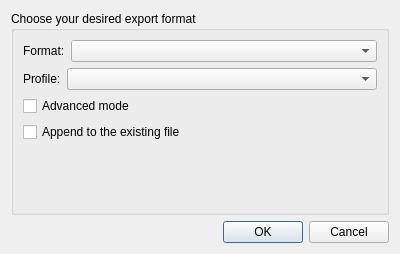
Old version of the form Source/GUI/Qt/export.ui in the repository MediaArea/MediaInfo.
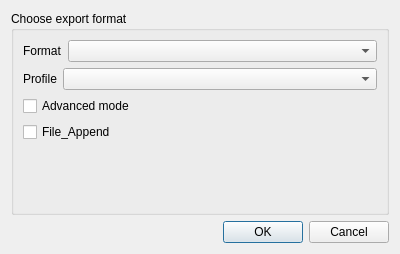
New version of the form.

The edit to the form file:
```diff
--- a/Source/GUI/Qt/export.ui
+++ b/Source/GUI/Qt/export.ui
@@ -17,7 +17,7 @@
    <item>
     <widget class="QGroupBox" name="formatBox">
      <property name="title">
-      <string>Choose your desired export format</string>
+      <string>Choose export format</string>
      </property>
      <layout class="QVBoxLayout" name="verticalLayout_2">
       <item>
@@ -25,7 +25,7 @@
         <item>
          <widget class="QLabel" name="label">
           <property name="text">
-           <string>Format:</string>
+           <string>Format</string>
           </property>
          </widget>
         </item>
@@ -46,7 +46,7 @@
         <item>
          <widget class="QLabel" name="label_2">
           <property name="text">
-           <string>Profile:</string>
+           <string>Profile</string>
           </property>
          </widget>
         </item>
@@ -72,7 +72,7 @@
       <item>
        <widget class="QCheckBox" name="appendToFile">
         <property name="text">
-         <string>Append to the existing file</string>
+         <string>File_Append</string>
         </property>
        </widget>
       </item>
```
Left out of the diff: 6 changed lines with no effect on the pictures.
